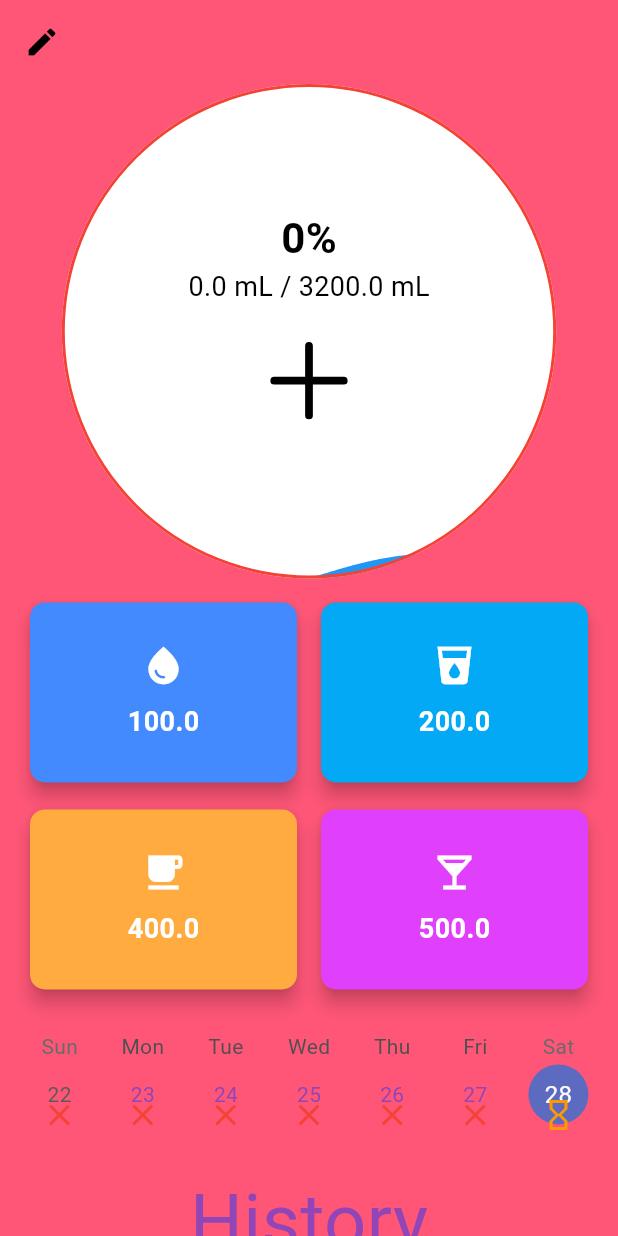
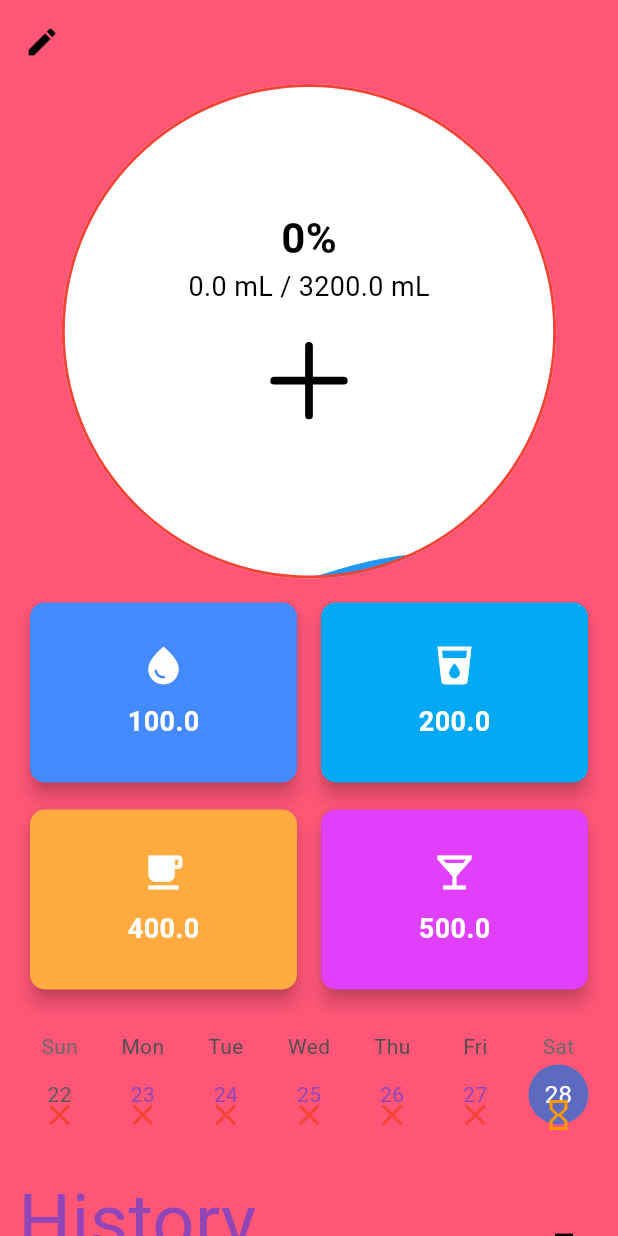
Before and after one commit to real-Hafez/lose_weight_eat_healthy, a Flutter app: the Water screen opened directly, on a phone screen of 412 x 824 dp. Run offline on Flutter 3.47's test engine with Material 3 defaults, Android fonts, the phone set to English and light mode, and no system bars; drawn by our look-alikes of table_calendar; our stand-ins replace animated_text_kit, another_flutter_splash_screen, auto_size_text, bloc, cloud_firestore, device_preview and 15 more; accounts and stored records are empty.

Commit message:
make history mimized

```diff
--- a/lib/src/features/water/widgets/History.dart
+++ b/lib/src/features/water/widgets/History.dart
@@ -3,12 +3,19 @@ import 'package:flutter_bloc/flutter_bloc.dart';
 import 'package:lose_weight_eat_healthy/src/features/water/bloc/water_bloc.dart';
 import 'package:lose_weight_eat_healthy/src/features/water/bloc/water_state.dart';
 
-class History extends StatelessWidget {
+class History extends StatefulWidget {
   final List<Map<String, dynamic>> intakeHistory;
   final String savedUnit;
 
   const History(
       {super.key, required this.intakeHistory, required this.savedUnit});
+
+  @override
+  _HistoryState createState() => _HistoryState();
+}
+
+class _HistoryState extends State<History> {
+  bool isExpanded = true;
 
   @override
   Widget build(BuildContext context) {
@@ -18,32 +25,53 @@ class History extends StatelessWidget {
           return Column(
             crossAxisAlignment: CrossAxisAlignment.start,
             children: [
+              Row(
+                mainAxisAlignment: MainAxisAlignment.spaceBetween,
+                children: [
                   Text(
                     'History',
                     style: TextStyle(
                       fontSize: MediaQuery.of(context).size.height * .06,
                     ),
                   ),
-              if (intakeHistory.isEmpty)
-                const Text('No history for this day')
-              else
-                ...intakeHistory.map((entry) {
+                  IconButton(
+                    icon: Icon(isExpanded
+                        ? Icons.minimize
+                        : Icons.add), // Minimize or expand icon
+                    onPressed: () {
+                      setState(() {
+                        isExpanded = !isExpanded;
+                      });
+                    },
+                  ),
+                ],
+              ),
+              if (isExpanded)
+                widget.intakeHistory.isEmpty
+                    ? const Text('No history for this day')
+                    : Column(
+                        children: widget.intakeHistory.map((entry) {
                           String date =
                               "${entry['date'].day}-${entry['date'].month}-${entry['date'].year}";
-                  String time = "${entry['date'].hour}:${entry['date'].minute}";
+                          String time =
+                              "${entry['date'].hour}:${entry['date'].minute}";
                           DateTime entryDate = DateTime(entry['date'].year,
                               entry['date'].month, entry['date'].day);
-                  bool? goalStatus = state.goalCompletionStatus[entryDate];
+                          bool? goalStatus =
+                              state.goalCompletionStatus[entryDate];
 
                           return Row(
                             children: [
                               Text(
                                 date,
                                 style: TextStyle(
-                          fontSize: MediaQuery.of(context).size.height * .03,
+                                  fontSize:
+                                      MediaQuery.of(context).size.height * .03,
                                 ),
                               ),
-                      SizedBox(width: MediaQuery.of(context).size.width * .02),
+                              SizedBox(
+                                  width:
+                                      MediaQuery.of(context).size.width * .02),
                               Icon(
                                 Icons.water_drop_outlined,
                                 size: MediaQuery.of(context).size.height * .02,
@@ -51,28 +79,36 @@ class History extends StatelessWidget {
                               Text(
                                 'Water',
                                 style: TextStyle(
-                          fontSize: MediaQuery.of(context).size.height * .02,
+                                  fontSize:
+                                      MediaQuery.of(context).size.height * .02,
                                 ),
                               ),
-                      SizedBox(width: MediaQuery.of(context).size.width * .05),
+                              SizedBox(
+                                  width:
+                                      MediaQuery.of(context).size.width * .05),
                               Text(
-                        '${entry['amount'].toStringAsFixed(1)} $savedUnit',
+                                '${entry['amount'].toStringAsFixed(1)} ${widget.savedUnit}',
                                 style: TextStyle(
-                          fontSize: MediaQuery.of(context).size.height * .02,
+                                  fontSize:
+                                      MediaQuery.of(context).size.height * .02,
                                 ),
                               ),
-                      SizedBox(width: MediaQuery.of(context).size.width * .05),
+                              SizedBox(
+                                  width:
+                                      MediaQuery.of(context).size.width * .05),
                               Text(
                                 time,
                                 style: TextStyle(
-                          fontSize: MediaQuery.of(context).size.height * .02,
+                                  fontSize:
+                                      MediaQuery.of(context).size.height * .02,
                                 ),
                               ),
                               const Spacer(),
                               _buildGoalStatusIcon(goalStatus),
                             ],
                           );
-                }),
+                        }).toList(),
+                      ),
             ],
           );
         }
```
Lines whose indentation alone changed are shown as unchanged.
